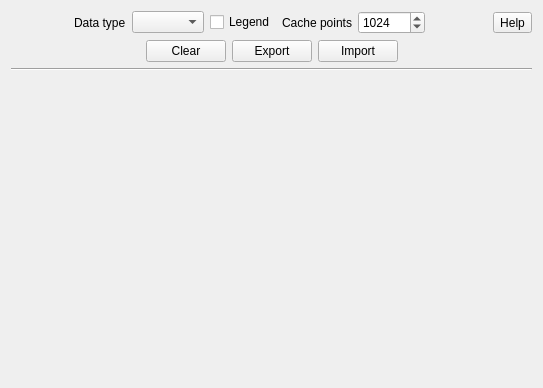
Old version of the form src/page/charts/line/linesettings.ui in the repository x-tools-author/x-tools.
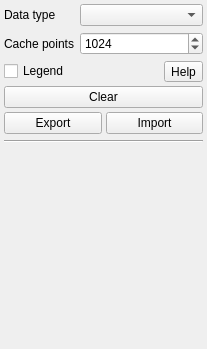
New version of the form.

The edit to the form file:
```diff
--- a/src/page/charts/line/linesettings.ui
+++ b/src/page/charts/line/linesettings.ui
@@ -6,47 +6,30 @@
    <rect>
     <x>0</x>
     <y>0</y>
-    <width>543</width>
-    <height>388</height>
+    <width>207</width>
+    <height>349</height>
    </rect>
   </property>
   <property name="windowTitle">
    <string notr="true">Form</string>
   </property>
   <layout class="QGridLayout" name="gridLayout">
-   <item row="2" column="0">
-    <widget class="Line" name="line">
-     <property name="orientation">
-      <enum>Qt::Orientation::Horizontal</enum>
-     </property>
-    </widget>
-   </item>
-   <item row="3" column="0">
-    <widget class="QWidget" name="widgetControl" native="true">
-     <property name="sizePolicy">
-      <sizepolicy hsizetype="Preferred" vsizetype="Expanding">
-       <horstretch>0</horstretch>
-       <verstretch>0</verstretch>
-      </sizepolicy>
-     </property>
-    </widget>
+   <property name="leftMargin">
+    <number>4</number>
+   </property>
+   <property name="topMargin">
+    <number>4</number>
+   </property>
+   <property name="rightMargin">
+    <number>4</number>
+   </property>
+   <property name="bottomMargin">
+    <number>4</number>
+   </property>
+   <item row="0" column="1">
+    <widget class="QComboBox" name="comboBoxDataType"/>
    </item>
    <item row="0" column="0">
-    <layout class="QHBoxLayout" name="horizontalLayout_2">
-     <item>
-      <spacer name="horizontalSpacer">
-       <property name="orientation">
-        <enum>Qt::Orientation::Horizontal</enum>
-       </property>
-       <property name="sizeHint" stdset="0">
-        <size>
-         <width>40</width>
-         <height>20</height>
-        </size>
-       </property>
-      </spacer>
-     </item>
-     <item>
       <widget class="QLabel" name="label">
        <property name="sizePolicy">
         <sizepolicy hsizetype="Fixed" vsizetype="Preferred">
@@ -59,24 +42,31 @@
        </property>
       </widget>
      </item>
-     <item>
-      <widget class="QComboBox" name="comboBoxDataType"/>
-     </item>
-     <item>
-      <widget class="QCheckBox" name="checkBoxLegend">
-       <property name="text">
-        <string>Legend</string>
-       </property>
-      </widget>
-     </item>
-     <item>
+   <item row="1" column="0">
       <widget class="QLabel" name="label_2">
        <property name="text">
         <string>Cache points</string>
        </property>
       </widget>
      </item>
-     <item>
+   <item row="5" column="0" colspan="2">
+    <widget class="QWidget" name="widgetControl" native="true">
+     <property name="sizePolicy">
+      <sizepolicy hsizetype="Preferred" vsizetype="Expanding">
+       <horstretch>0</horstretch>
+       <verstretch>0</verstretch>
+      </sizepolicy>
+     </property>
+    </widget>
+   </item>
+   <item row="4" column="0" colspan="2">
+    <widget class="Line" name="line">
+     <property name="orientation">
+      <enum>Qt::Orientation::Horizontal</enum>
+     </property>
+    </widget>
+   </item>
+   <item row="1" column="1">
       <widget class="QSpinBox" name="spinBoxCachePoints">
        <property name="minimum">
         <number>1</number>
@@ -89,18 +79,40 @@
        </property>
       </widget>
      </item>
+   <item row="2" column="0" colspan="2">
+    <layout class="QGridLayout" name="gridLayout_2">
+     <property name="spacing">
+      <number>4</number>
+     </property>
+     <item row="2" column="1">
+      <widget class="QPushButton" name="pushButtonImport">
+       <property name="text">
+        <string>Import</string>
+       </property>
+      </widget>
+     </item>
+     <item row="2" column="0">
+      <widget class="QPushButton" name="pushButtonExport">
+       <property name="text">
+        <string>Export</string>
+       </property>
+      </widget>
+     </item>
+     <item row="1" column="0" colspan="2">
+      <widget class="QPushButton" name="pushButtonClear">
+       <property name="text">
+        <string>Clear</string>
+       </property>
+      </widget>
+     </item>
+     <item row="0" column="0" colspan="2">
+      <layout class="QHBoxLayout" name="horizontalLayout">
      <item>
-      <spacer name="horizontalSpacer_3">
-       <property name="orientation">
-        <enum>Qt::Orientation::Horizontal</enum>
-       </property>
-       <property name="sizeHint" stdset="0">
-        <size>
-         <width>40</width>
-         <height>20</height>
-        </size>
-       </property>
-      </spacer>
+        <widget class="QCheckBox" name="checkBoxLegend">
+         <property name="text">
+          <string>Legend</string>
+         </property>
+        </widget>
      </item>
      <item>
       <widget class="QToolButton" name="toolButtonHelp">
@@ -113,55 +125,6 @@
       </widget>
      </item>
     </layout>
-   </item>
-   <item row="1" column="0">
-    <layout class="QHBoxLayout" name="horizontalLayout">
-     <item>
-      <spacer name="horizontalSpacer_2">
-       <property name="orientation">
-        <enum>Qt::Orientation::Horizontal</enum>
-       </property>
-       <property name="sizeHint" stdset="0">
-        <size>
-         <width>40</width>
-         <height>20</height>
-        </size>
-       </property>
-      </spacer>
-     </item>
-     <item>
-      <widget class="QPushButton" name="pushButtonClear">
-       <property name="text">
-        <string>Clear</string>
-       </property>
-      </widget>
-     </item>
-     <item>
-      <widget class="QPushButton" name="pushButtonExport">
-       <property name="text">
-        <string>Export</string>
-       </property>
-      </widget>
-     </item>
-     <item>
-      <widget class="QPushButton" name="pushButtonImport">
-       <property name="text">
-        <string>Import</string>
-       </property>
-      </widget>
-     </item>
-     <item>
-      <spacer name="horizontalSpacer_4">
-       <property name="orientation">
-        <enum>Qt::Orientation::Horizontal</enum>
-       </property>
-       <property name="sizeHint" stdset="0">
-        <size>
-         <width>40</width>
-         <height>20</height>
-        </size>
-       </property>
-      </spacer>
      </item>
     </layout>
    </item>
```
Lines whose indentation alone changed are shown as unchanged.
